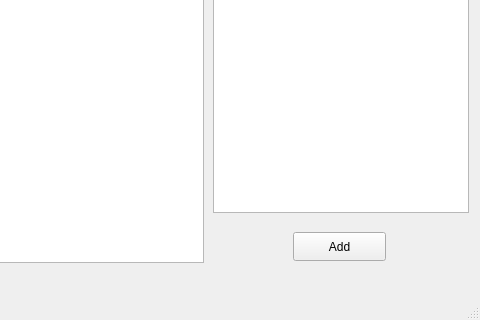
This is mainwindow.ui in fdpn149/ProjectEquationDrawing as Qt 5 draws it before an edit; both pictures show x 507 to 987 and y 278 to 598 of the 987 by 598 pixel window. The edited form follows.
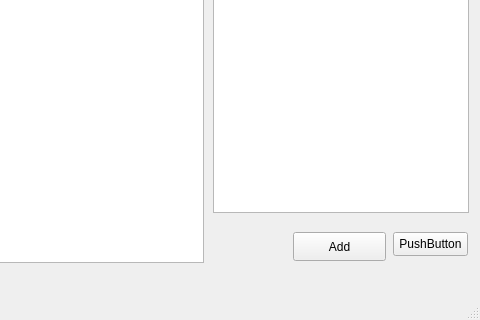
This is the edited form.

```diff
--- a/mainwindow.ui
+++ b/mainwindow.ui
@@ -64,6 +64,19 @@
      <string>Add</string>
     </property>
    </widget>
+   <widget class="QPushButton" name="pushButton">
+    <property name="geometry">
+     <rect>
+      <x>900</x>
+      <y>510</y>
+      <width>75</width>
+      <height>24</height>
+     </rect>
+    </property>
+    <property name="text">
+     <string>PushButton</string>
+    </property>
+   </widget>
   </widget>
   <widget class="QMenuBar" name="menubar">
    <property name="geometry">
```
